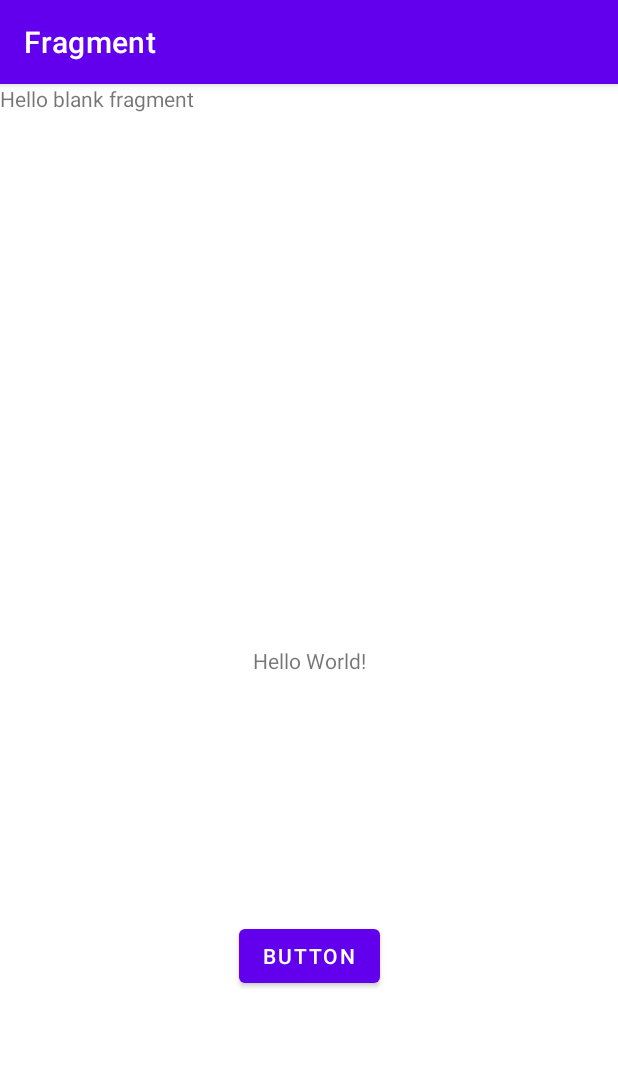
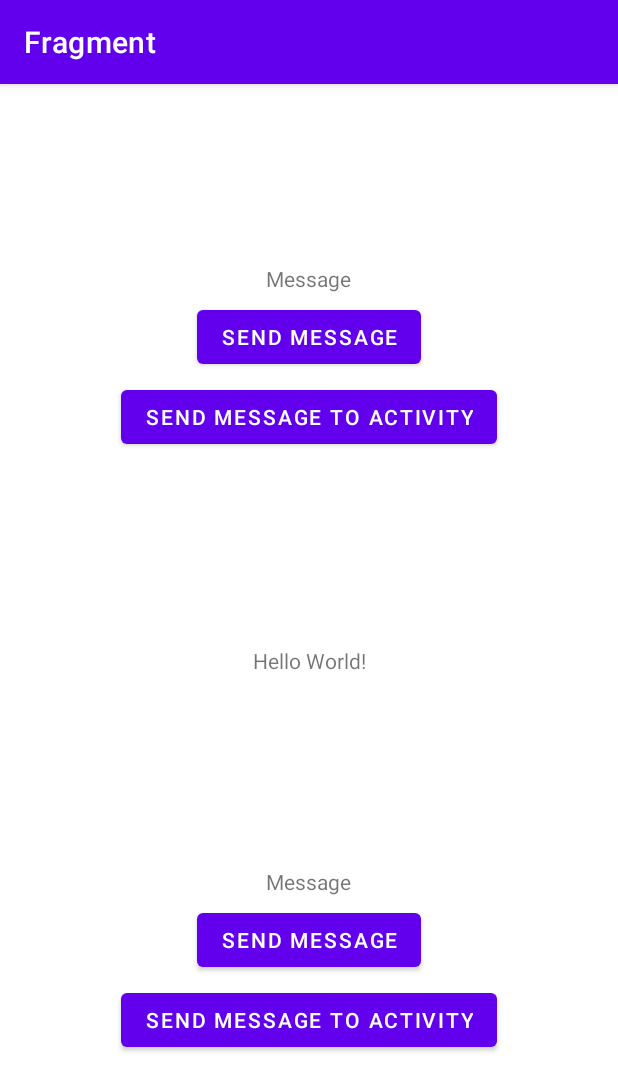
Before and after one commit to arhpov035/android_lesson, an Android app: the screen it shows after launch (MainActivity), on a phone screen of 412 x 824 dp. Shown: the top 1091 px of the screen. Run offline under Robolectric (Android 15) with nearby library versions, the phone set to English and light mode, and no system bars.

Commit message:
33_lesson Передача данных между Fragmen с помощью ViewModel класса. Передаем данные между фрагментами и активити

```diff
--- a/app/build.gradle
+++ b/app/build.gradle
@@ -37,6 +37,8 @@ android {
 dependencies {
 
     implementation 'androidx.core:core-ktx:1.7.0'
+    implementation 'androidx.fragment:fragment-ktx:1.4.1'
+    implementation 'androidx.lifecycle:lifecycle-viewmodel-ktx:2.4.1'
     implementation 'androidx.appcompat:appcompat:1.4.1'
     implementation 'com.google.android.material:material:1.5.0'
     implementation 'androidx.constraintlayout:constraintlayout:2.1.3'
--- a/app/src/main/java/com/example/fragment/BlankFragment.kt
+++ b/app/src/main/java/com/example/fragment/BlankFragment.kt
@@ -5,17 +5,35 @@ import androidx.fragment.app.Fragment
 import android.view.LayoutInflater
 import android.view.View
 import android.view.ViewGroup
+import androidx.fragment.app.activityViewModels
+import androidx.lifecycle.LifecycleOwner
+import com.example.fragment.databinding.Fragment1Binding
 
 
 class BlankFragment : Fragment() {
-
+    private val dataModel: DataModel by activityViewModels()
+    lateinit var binding: Fragment1Binding
 
     override fun onCreateView(
         inflater: LayoutInflater, container: ViewGroup?,
         savedInstanceState: Bundle?
     ): View? {
-        // Inflate the layout for this fragment
-        return inflater.inflate(R.layout.fragment_blank, container, false)
+        binding = Fragment1Binding.inflate(inflater)
+        return binding.root
+    }
+
+    override fun onViewCreated(view: View, savedInstanceState: Bundle?) {
+        dataModel.messageForFrag1.observe(activity as LifecycleOwner, {
+            binding.tvMessage.text = it
+        })
+
+        binding.bSendToFrag2.setOnClickListener {
+            dataModel.messageForFrag2.value = "Hello from fragment 1"
+        }
+
+        binding.bSendToActivity.setOnClickListener {
+            dataModel.messageForActivity.value = "Hello activity from fragment 1"
+        }
     }
 
     companion object {
--- a/app/src/main/java/com/example/fragment/BlankFragment2.kt
+++ b/app/src/main/java/com/example/fragment/BlankFragment2.kt
@@ -5,17 +5,33 @@ import androidx.fragment.app.Fragment
 import android.view.LayoutInflater
 import android.view.View
 import android.view.ViewGroup
-import com.example.fragment.databinding.FragmentBlank2Binding
+import androidx.fragment.app.activityViewModels
+import androidx.lifecycle.LifecycleOwner
+import com.example.fragment.databinding.Fragment2Binding
 
 
 class BlankFragment2 : Fragment() {
-
+    private val dataModel: DataModel by activityViewModels()
+    lateinit var binding: Fragment2Binding
     override fun onCreateView(
         inflater: LayoutInflater, container: ViewGroup?,
         savedInstanceState: Bundle?
     ): View? {
-        val binding = FragmentBlank2Binding.inflate(inflater)
+         binding = Fragment2Binding.inflate(inflater)
         return binding.root
+    }
+
+    override fun onViewCreated(view: View, savedInstanceState: Bundle?) {
+        dataModel.messageForFrag2.observe(activity as LifecycleOwner, {
+            binding.tvMessage.text = it
+        })
+        binding.bSendToFrag1.setOnClickListener {
+            dataModel.messageForFrag1.value = "Hello from fragment 2"
+        }
+
+        binding.bSendToActivity.setOnClickListener {
+            dataModel.messageForActivity.value = "Hello activity from fragment 2"
+        }
     }
 
     companion object {
--- /dev/null
+++ b/app/src/main/java/com/example/fragment/DataModel.kt
@@ -0,0 +1,18 @@
+package com.example.fragment
+
+import androidx.lifecycle.MutableLiveData
+import androidx.lifecycle.ViewModel
+
+open class DataModel: ViewModel() {
+    val messageForActivity: MutableLiveData<String> by lazy {
+        MutableLiveData<String>()
+    }
+
+    val messageForFrag1: MutableLiveData<String> by lazy {
+        MutableLiveData<String>()
+    }
+
+    val messageForFrag2: MutableLiveData<String> by lazy {
+        MutableLiveData<String>()
+    }
+}
--- a/app/src/main/java/com/example/fragment/MainActivity.kt
+++ b/app/src/main/java/com/example/fragment/MainActivity.kt
@@ -2,23 +2,28 @@ package com.example.fragment
 
 import androidx.appcompat.app.AppCompatActivity
 import android.os.Bundle
+import androidx.activity.viewModels
+import androidx.fragment.app.Fragment
 import com.example.fragment.databinding.ActivityMainBinding
 
 class MainActivity : AppCompatActivity() {
     lateinit var binding: ActivityMainBinding
+    private val dataModel: DataModel by viewModels()
+
     override fun onCreate(savedInstanceState: Bundle?) {
         super.onCreate(savedInstanceState)
         binding = ActivityMainBinding.inflate(layoutInflater)
         setContentView(binding.root)
+        openFrag(BlankFragment2.newInstance(), R.id.place_holder2)
+        openFrag(BlankFragment.newInstance(), R.id.place_holder)
+        dataModel.messageForActivity.observe(this, {
+            binding.textView.text = it
+        })
+    }
 
-        binding.bFrage2.setOnClickListener{
-            supportFragmentManager
-                .beginTransaction().replace(R.id.place_holder, BlankFragment2.newInstance())
-                .commit()
-        }
-
+    private fun openFrag(f: Fragment, idHolder: Int) {
         supportFragmentManager
-            .beginTransaction().replace(R.id.place_holder, BlankFragment.newInstance())
+            .beginTransaction().replace(idHolder, f)
             .commit()
     }
 }
--- a/app/src/main/res/layout/activity_main.xml
+++ b/app/src/main/res/layout/activity_main.xml
@@ -10,8 +10,10 @@
         android:id="@+id/place_holder"
         android:layout_width="match_parent"
         android:layout_height="0dp"
-        app:layout_constraintBottom_toBottomOf="@+id/textView"
+        android:layout_marginBottom="8dp"
+        app:layout_constraintBottom_toTopOf="@+id/textView"
         app:layout_constraintEnd_toEndOf="parent"
+        app:layout_constraintHorizontal_bias="0.0"
         app:layout_constraintStart_toStartOf="parent"
         app:layout_constraintTop_toTopOf="parent">
 
@@ -27,14 +29,16 @@
         app:layout_constraintRight_toRightOf="parent"
         app:layout_constraintTop_toTopOf="parent" />
 
-    <Button
-        android:id="@+id/bFrage2"
-        android:layout_width="wrap_content"
-        android:layout_height="wrap_content"
-        android:text="Button"
+    <FrameLayout
+        android:id="@+id/place_holder2"
+        android:layout_width="match_parent"
+        android:layout_height="0dp"
+        android:layout_marginTop="8dp"
         app:layout_constraintBottom_toBottomOf="parent"
         app:layout_constraintEnd_toEndOf="parent"
         app:layout_constraintStart_toStartOf="parent"
-        app:layout_constraintTop_toBottomOf="@+id/place_holder" />
+        app:layout_constraintTop_toBottomOf="@+id/textView">
+
+    </FrameLayout>
 
 </androidx.constraintlayout.widget.ConstraintLayout>
--- /dev/null
+++ b/app/src/main/res/layout/fragment_1.xml
@@ -0,0 +1,38 @@
+<?xml version="1.0" encoding="utf-8"?>
+<FrameLayout xmlns:android="http://schemas.android.com/apk/res/android"
+    xmlns:tools="http://schemas.android.com/tools"
+    android:layout_width="match_parent"
+    android:layout_height="match_parent"
+    tools:context=".BlankFragment">
+
+    <!-- TODO: Update blank fragment layout -->
+
+    <LinearLayout
+        android:layout_width="match_parent"
+        android:layout_height="match_parent"
+        android:gravity="center"
+        android:orientation="vertical">
+
+        <TextView
+            android:id="@+id/tvMessage"
+            android:layout_width="wrap_content"
+            android:layout_height="wrap_content"
+            android:gravity="center"
+            android:text="Message" />
+
+        <Button
+            android:id="@+id/bSendToFrag2"
+            android:layout_width="wrap_content"
+            android:layout_height="wrap_content"
+            android:layout_marginTop="5dp"
+            android:text="Send message" />
+
+        <Button
+            android:id="@+id/bSendToActivity"
+            android:layout_width="wrap_content"
+            android:layout_height="wrap_content"
+            android:layout_marginTop="5dp"
+            android:text="Send message to activity" />
+    </LinearLayout>
+
+</FrameLayout>
--- /dev/null
+++ b/app/src/main/res/layout/fragment_2.xml
@@ -0,0 +1,38 @@
+<?xml version="1.0" encoding="utf-8"?>
+<FrameLayout xmlns:android="http://schemas.android.com/apk/res/android"
+    xmlns:tools="http://schemas.android.com/tools"
+    android:layout_width="match_parent"
+    android:layout_height="match_parent"
+    tools:context=".BlankFragment">
+
+    <!-- TODO: Update blank fragment layout -->
+
+    <LinearLayout
+        android:layout_width="match_parent"
+        android:layout_height="match_parent"
+        android:gravity="center"
+        android:orientation="vertical">
+
+        <TextView
+            android:id="@+id/tvMessage"
+            android:layout_width="wrap_content"
+            android:layout_height="wrap_content"
+            android:gravity="center"
+            android:text="Message" />
+
+        <Button
+            android:id="@+id/bSendToFrag1"
+            android:layout_width="wrap_content"
+            android:layout_height="wrap_content"
+            android:layout_marginTop="5dp"
+            android:text="Send message" />
+
+        <Button
+            android:id="@+id/bSendToActivity"
+            android:layout_width="wrap_content"
+            android:layout_height="wrap_content"
+            android:layout_marginTop="5dp"
+            android:text="Send message to activity" />
+    </LinearLayout>
+
+</FrameLayout>
--- a/app/src/main/res/layout/fragment_blank.xml
+++ /dev/null
@@ -1,14 +0,0 @@
-<?xml version="1.0" encoding="utf-8"?>
-<FrameLayout xmlns:android="http://schemas.android.com/apk/res/android"
-    xmlns:tools="http://schemas.android.com/tools"
-    android:layout_width="match_parent"
-    android:layout_height="match_parent"
-    tools:context=".BlankFragment">
-
-    <!-- TODO: Update blank fragment layout -->
-    <TextView
-        android:layout_width="match_parent"
-        android:layout_height="match_parent"
-        android:text="@string/hello_blank_fragment" />
-
-</FrameLayout>
--- a/app/src/main/res/layout/fragment_blank2.xml
+++ /dev/null
@@ -1,21 +0,0 @@
-<?xml version="1.0" encoding="utf-8"?>
-<FrameLayout xmlns:android="http://schemas.android.com/apk/res/android"
-    xmlns:tools="http://schemas.android.com/tools"
-    android:layout_width="match_parent"
-    android:layout_height="match_parent"
-    tools:context=".BlankFragment2">
-
-    <LinearLayout
-        android:layout_width="match_parent"
-        android:layout_height="match_parent"
-        android:gravity="center"
-        android:orientation="horizontal">
-
-        <Button
-            android:id="@+id/button"
-            android:layout_width="wrap_content"
-            android:layout_height="wrap_content"
-            android:layout_weight="1"
-            android:text="Button" />
-    </LinearLayout>
-</FrameLayout>
```
